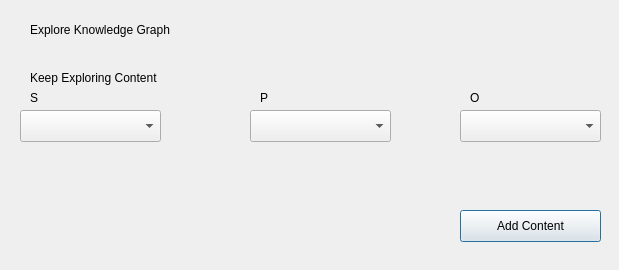
This is kwg_geoenrichment/kwg_plugin_enrichment_dialog_base.ui in KnowWhereGraph/geoenrichment-qgis as Qt 5 draws it before an edit. The edited form follows.
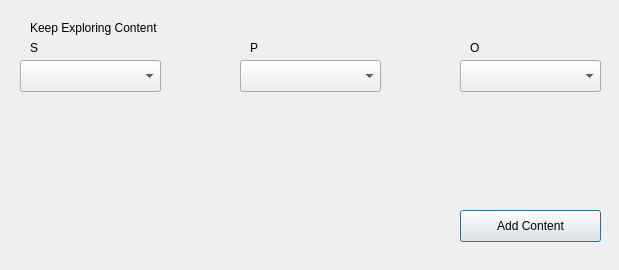
This is the edited form.

Commit message:
Getting entity type for enrichment init
Getting entity type for enrichment init

Diff of the .ui file:
```diff
--- a/kwg_geoenrichment/kwg_plugin_enrichment_dialog_base.ui
+++ b/kwg_geoenrichment/kwg_plugin_enrichment_dialog_base.ui
@@ -17,7 +17,7 @@
    <property name="geometry">
     <rect>
      <x>30</x>
-     <y>70</y>
+     <y>20</y>
      <width>171</width>
      <height>16</height>
     </rect>
@@ -39,24 +39,11 @@
     <string>Add Content</string>
    </property>
   </widget>
-  <widget class="QLabel" name="label_2">
-   <property name="geometry">
-    <rect>
-     <x>30</x>
-     <y>20</y>
-     <width>161</width>
-     <height>20</height>
-    </rect>
-   </property>
-   <property name="text">
-    <string>Explore Knowledge Graph</string>
-   </property>
-  </widget>
-  <widget class="QComboBox" name="comboBox_3">
+  <widget class="QComboBox" name="comboBox_S0">
    <property name="geometry">
     <rect>
      <x>20</x>
-     <y>110</y>
+     <y>60</y>
      <width>141</width>
      <height>32</height>
     </rect>
@@ -65,8 +52,8 @@
   <widget class="QComboBox" name="comboBox_4">
    <property name="geometry">
     <rect>
-     <x>250</x>
-     <y>110</y>
+     <x>240</x>
+     <y>60</y>
      <width>141</width>
      <height>32</height>
     </rect>
@@ -76,7 +63,7 @@
    <property name="geometry">
     <rect>
      <x>460</x>
-     <y>110</y>
+     <y>60</y>
      <width>141</width>
      <height>32</height>
     </rect>
@@ -86,7 +73,7 @@
    <property name="geometry">
     <rect>
      <x>30</x>
-     <y>90</y>
+     <y>40</y>
      <width>21</width>
      <height>16</height>
     </rect>
@@ -98,8 +85,8 @@
   <widget class="QLabel" name="label_10">
    <property name="geometry">
     <rect>
-     <x>260</x>
-     <y>90</y>
+     <x>250</x>
+     <y>40</y>
      <width>21</width>
      <height>16</height>
     </rect>
@@ -112,7 +99,7 @@
    <property name="geometry">
     <rect>
      <x>470</x>
-     <y>90</y>
+     <y>40</y>
      <width>21</width>
      <height>16</height>
     </rect>
```
Left out of the diff: 12 changed lines with no effect on the pictures. The commit also changes 6 other files.
